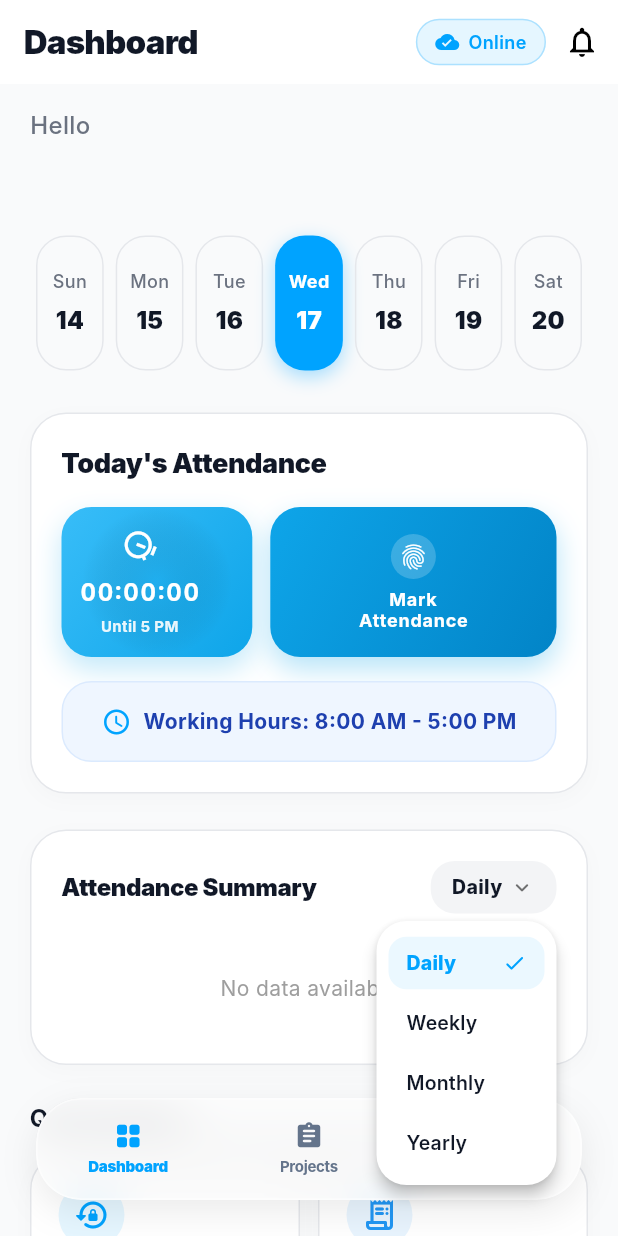
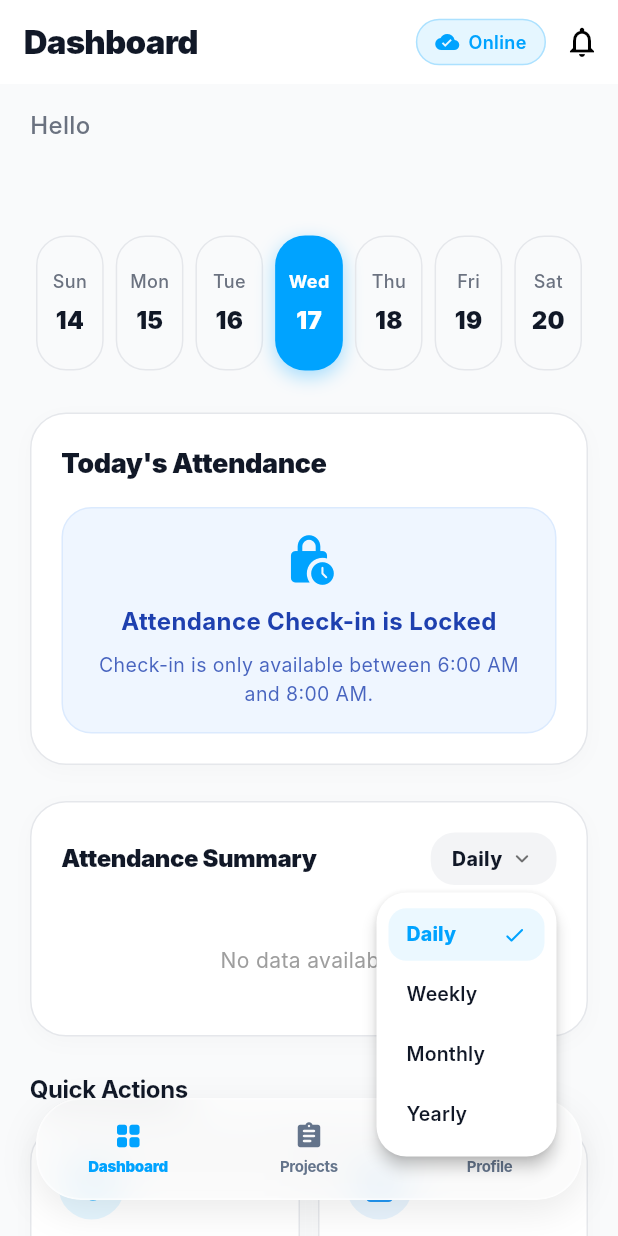
Before and after one commit to Pasidu-Mihiranga/Auditra-CodeCogs, a Flutter app: the FieldOfficerDashboard screen opened directly, after a tap on "Daily", on a phone screen of 412 x 824 dp. Run offline on Flutter 3.47's test engine with Material 3 defaults, Android fonts, the phone set to English and light mode, and no system bars; our stand-ins replace connectivity_plus, cross_file, device_info_plus, file_picker, fl_chart, flutter_image_compress and 9 more; missing offline and left inert: syncfusion_flutter_pdfviewer; accounts and stored records are empty; network calls fail; Roboto replaces fonts that are missing (Inter).

Commit message:
feat: implement Restrict Mark Attendance Button to Check-in Time Range

```diff
--- a/auditra/lib/screens/field_officer_dashboard.dart
+++ b/auditra/lib/screens/field_officer_dashboard.dart
@@ -47,6 +47,7 @@ class _FieldOfficerDashboardState extends State<FieldOfficerDashboard> with Tick
   AttendanceSummary? _summary;      // Attendance stats for the selected period
   bool _isLoadingSummary = false;
   bool _isMarkingAttendance = false; // True while the check-in API call is in progress
+  bool _canCheckIn = false;          // True if current time is within check-in window (6 AM - 8 AM)
   String? _username;                 // Logged-in user's username
   String? _roleDisplay;              // Human-readable role (e.g. "Field Officer")
 
@@ -194,7 +195,14 @@ class _FieldOfficerDashboardState extends State<FieldOfficerDashboard> with Tick
         if (result['success']) {
           final data = result['data'];
           _isWorkingDay = data['is_working_day'] ?? true;
-          if (data['data'] != null) {
+
+          if (data['data'] != null && data['data']['flags'] != null) {
+            _canCheckIn = data['data']['flags']['can_check_in'] ?? false;
+          } else {
+            _canCheckIn = false;
+          }
+
+          if (data['success'] == true && data['data'] != null) {
             _todayAttendance = Attendance.fromJson(data['data']);
           } else {
             _todayAttendance = null;
@@ -1616,7 +1624,14 @@ class _FieldOfficerDashboardState extends State<FieldOfficerDashboard> with Tick
             ),
             const SizedBox(height: 16),
 
-            if (!_isWorkingDay)
+            if (_isLoading)
+              const Center(
+                child: Padding(
+                  padding: EdgeInsets.symmetric(vertical: 20.0),
+                  child: CircularProgressIndicator(),
+                ),
+              )
+            else if (!_isWorkingDay)
               Container(
                 padding: const EdgeInsets.all(14),
                 decoration: BoxDecoration(
@@ -1641,7 +1656,40 @@ class _FieldOfficerDashboardState extends State<FieldOfficerDashboard> with Tick
                   ],
                 ),
               )
-            else if (_todayAttendance == null || !_todayAttendance!.isCheckedIn)
+            else if (_todayAttendance == null && !_canCheckIn)
+              Container(
+                padding: const EdgeInsets.all(16),
+                decoration: BoxDecoration(
+                  color: isDark ? const Color(0xFF1E293B) : const Color(0xFFEFF6FF),
+                  borderRadius: BorderRadius.circular(20),
+                  border: Border.all(color: isDark ? const Color(0xFF334155) : const Color(0xFFDBEAFE)),
+                ),
+                child: Column(
+                  children: [
+                    Icon(Icons.lock_clock_rounded, color: AppColors.accent, size: 36),
+                    const SizedBox(height: 12),
+                    Text(
+                      'Attendance Check-in is Locked',
+                      textAlign: TextAlign.center,
+                      style: TextStyle(
+                        color: isDark ? Colors.white : const Color(0xFF1E40AF),
+                        fontSize: 16,
+                        fontWeight: FontWeight.bold,
+                      ),
+                    ),
+                    const SizedBox(height: 8),
+                    Text(
+                      'Check-in is only available between 6:00 AM and 8:00 AM.',
+                      textAlign: TextAlign.center,
+                      style: TextStyle(
+                        color: isDark ? Colors.grey[400] : const Color(0xFF1E40AF).withOpacity(0.8),
+                        fontSize: 13,
+                      ),
+                    ),
+                  ],
+                ),
+              )
+            else if ((_todayAttendance == null || !_todayAttendance!.isCheckedIn) && _todayAttendance?.status != 'absent' && _canCheckIn)
               Column(
                 children: [
                   Row(
```
